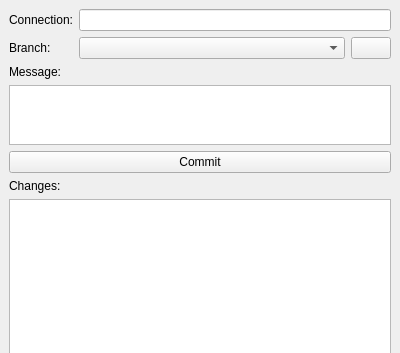
First picture: the form in geovcs/asset/form/dock_version_manager.ui, repository teofilosalgado/geovcs-qgis-plugin, before the edit; both pictures show x 0 to 400 and y 0 to 353 of the 400 by 700 pixel window.
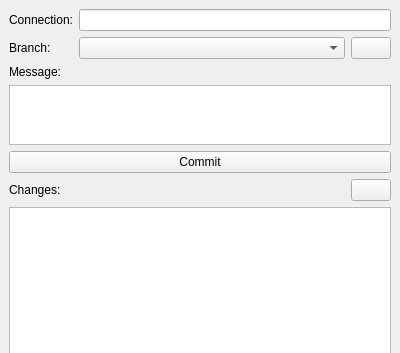
Second picture: the form after the edit.

The edit to the form file:
```diff
--- a/geovcs/asset/form/dock_version_manager.ui
+++ b/geovcs/asset/form/dock_version_manager.ui
@@ -116,11 +116,34 @@
      </widget>
     </item>
     <item>
-     <widget class="QLabel" name="label_change">
+     <layout class="QHBoxLayout" name="horizontalLayout">
+      <item>
+       <widget class="QLabel" name="label_changes">
+        <property name="sizePolicy">
+         <sizepolicy hsizetype="Expanding" vsizetype="Minimum">
+          <horstretch>0</horstretch>
+          <verstretch>0</verstretch>
+         </sizepolicy>
+        </property>
       <property name="text">
        <string>Changes:</string>
       </property>
      </widget>
+      </item>
+      <item>
+       <widget class="QPushButton" name="button_refresh">
+        <property name="sizePolicy">
+         <sizepolicy hsizetype="Minimum" vsizetype="Minimum">
+          <horstretch>0</horstretch>
+          <verstretch>0</verstretch>
+         </sizepolicy>
+        </property>
+        <property name="text">
+         <string/>
+        </property>
+       </widget>
+      </item>
+     </layout>
     </item>
     <item>
      <widget class="QTableView" name="table_status"/>
```
Left out of the diff: 2 changed lines with no effect on the pictures. Lines whose indentation alone changed are shown as unchanged.
